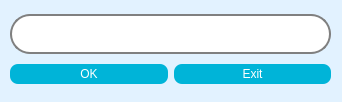
First picture: the form in resource/uic/editindication.ui, repository xyang-github/INR_Tracker, before the edit.
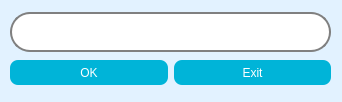
Second picture: the form after the edit.

Commit message: Format consistency

Diff of the .ui file:
```diff
--- a/resource/uic/editindication.ui
+++ b/resource/uic/editindication.ui
@@ -150,7 +150,7 @@
         <property name="minimumSize">
          <size>
           <width>0</width>
-          <height>20</height>
+          <height>25</height>
          </size>
         </property>
         <property name="text">
@@ -163,7 +163,7 @@
         <property name="minimumSize">
          <size>
           <width>0</width>
-          <height>20</height>
+          <height>25</height>
          </size>
         </property>
         <property name="styleSheet">
```
Left out of the diff: 4 changed lines with no effect on the pictures. The commit also changes 1 other file.
